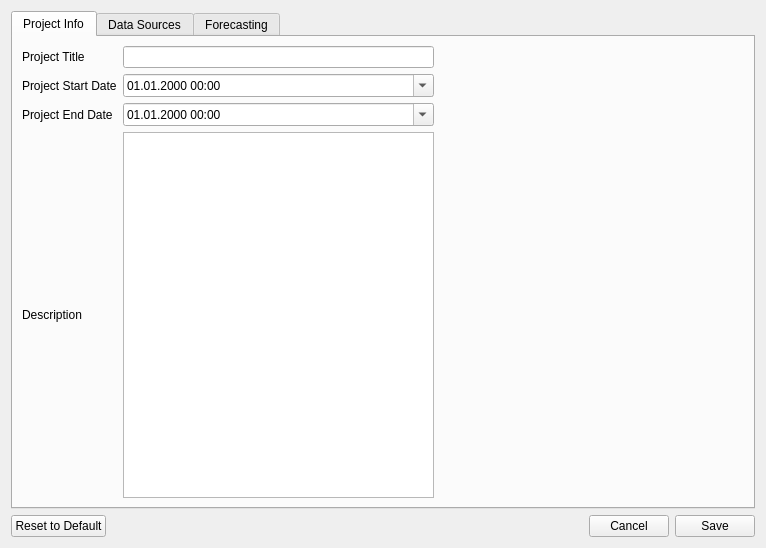
swiss-seismological-service/hermes, file ramsis/ramsis/ui/views/projectsettingswindow.ui: the form before one commit.
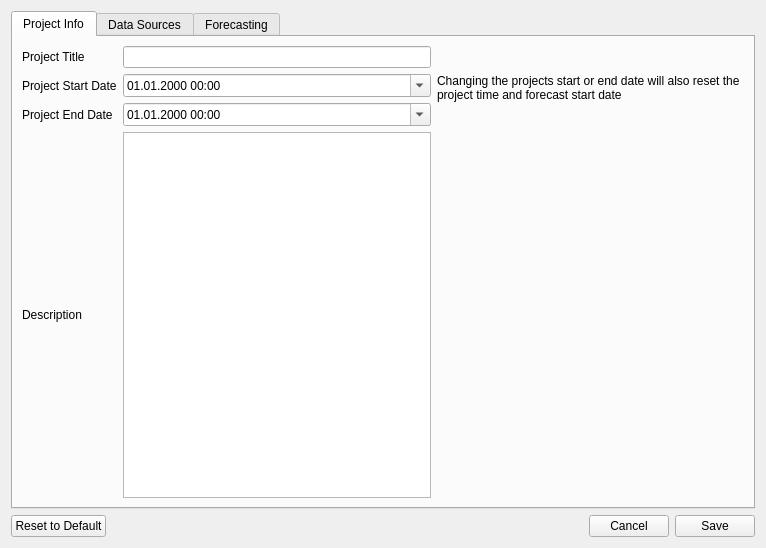
The form after the commit. The open tabs and pages were chosen to show the change.

What changed in the file:
```diff
--- a/ramsis/ramsis/ui/views/projectsettingswindow.ui
+++ b/ramsis/ramsis/ui/views/projectsettingswindow.ui
@@ -96,7 +96,7 @@
          </property>
         </widget>
        </item>
-       <item row="1" column="2">
+       <item row="3" column="2">
         <spacer name="horizontalSpacer_4">
          <property name="orientation">
           <enum>Qt::Horizontal</enum>
@@ -109,6 +109,28 @@
          </property>
         </spacer>
        </item>
+       <item row="1" column="2" rowspan="2">
+        <widget class="QLabel" name="label_8">
+         <property name="enabled">
+          <bool>true</bool>
+         </property>
+         <property name="text">
+          <string>Changing the projects start or end date will also reset the project time and forecast start date</string>
+         </property>
+         <property name="alignment">
+          <set>Qt::AlignLeading|Qt::AlignLeft|Qt::AlignTop</set>
+         </property>
+         <property name="wordWrap">
+          <bool>true</bool>
+         </property>
+         <property name="margin">
+          <number>0</number>
+         </property>
+         <property name="indent">
+          <number>0</number>
+         </property>
+        </widget>
+       </item>
       </layout>
      </widget>
      <widget class="QWidget" name="tabDataSources">
```
Left out of the diff: 46 changed lines with no effect on the pictures.
